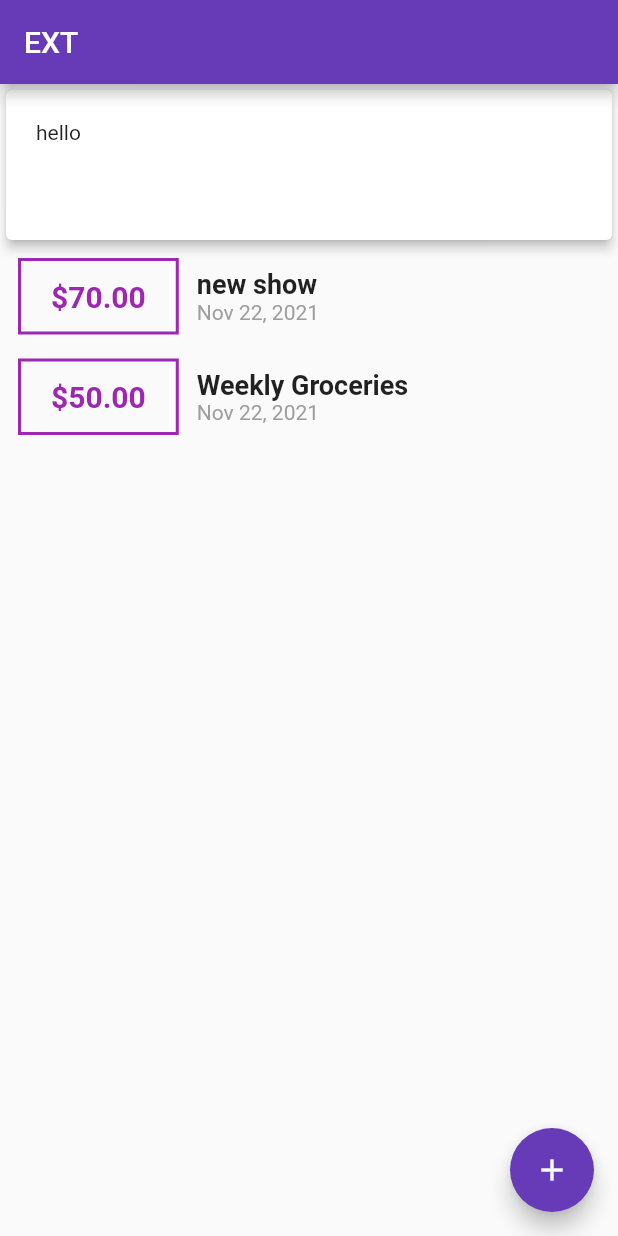
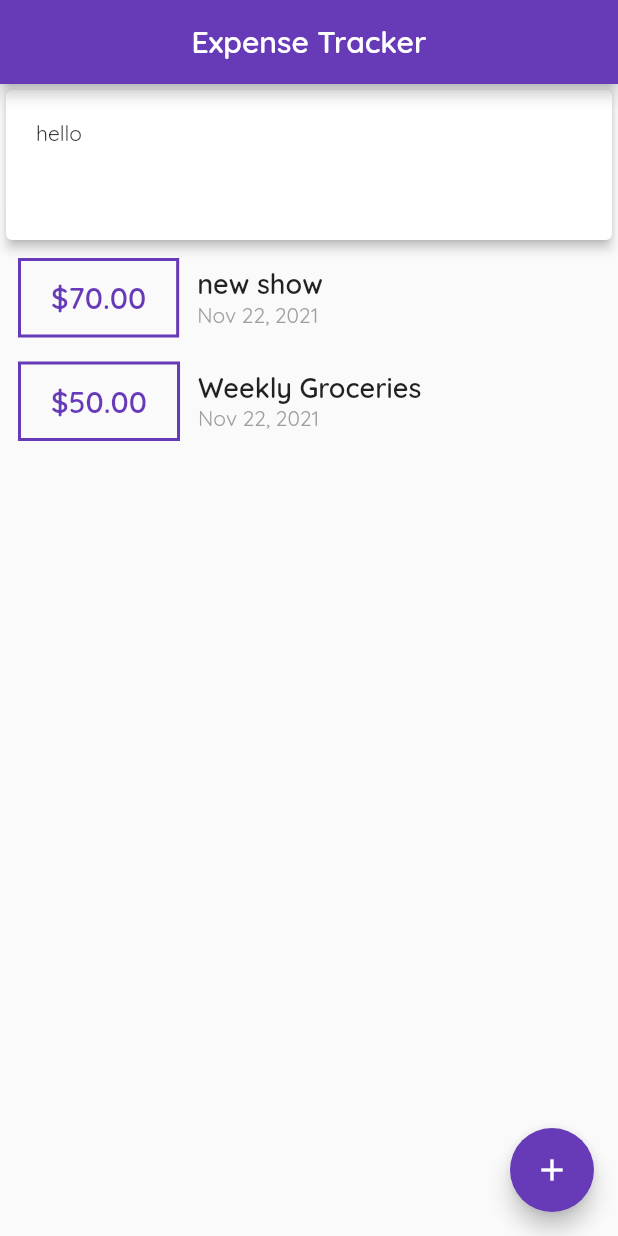
Before and after one commit to hasansujon786/flutter-expense-tracker, a Flutter app: the screen it shows after launch, on a phone screen of 412 x 824 dp. Run offline on Flutter 3.47's test engine with Material 2 defaults, Android fonts, the phone set to English and light mode, and no system bars.

Commit message:
add quicksand font

```diff
--- a/lib/main.dart
+++ b/lib/main.dart
@@ -11,11 +11,20 @@ class MyApp extends StatelessWidget {
   @override
   Widget build(BuildContext context) {
     return MaterialApp(
-      title: 'Flutter Demo',
+      title: 'Expense Tracker',
       theme: ThemeData(
         primarySwatch: Colors.deepPurple,
+        fontFamily: 'quicksand',
+        appBarTheme: const AppBarTheme(
+          centerTitle: true,
+          titleTextStyle: TextStyle(
+            fontWeight: FontWeight.bold,
+            fontSize: 20,
+            fontFamily: 'quicksand',
+          ),
+        ),
       ),
-      home: const HomeScreen(title: 'EXT'),
+      home: const HomeScreen(title: 'Expense Tracker'),
     );
   }
 }
--- a/lib/widgets/transaction_list.dart
+++ b/lib/widgets/transaction_list.dart
@@ -34,12 +34,16 @@ class TransactionListItem extends StatelessWidget {
         Container(
           margin: const EdgeInsets.symmetric(horizontal: 12, vertical: 8),
           padding: const EdgeInsets.symmetric(vertical: 12, horizontal: 20),
-          decoration:
-              BoxDecoration(border: Border.all(width: 2, color: Colors.purple)),
+          decoration: BoxDecoration(
+            border: Border.all(
+              width: 2,
+              color: Theme.of(context).primaryColor,
+            ),
+          ),
           child: Text(
             '\$${transaction.amount.toStringAsFixed(2)}',
-            style: const TextStyle(
-                color: Colors.purple,
+            style: TextStyle(
+                color: Theme.of(context).primaryColor,
                 fontSize: 20,
                 fontWeight: FontWeight.bold),
           ),
```
Also changed, not shown: pubspec.yaml (+6 -14 lines), assets/fonts/Quicksand-Bold.ttf (added), assets/fonts/Quicksand-Light.ttf (added), assets/fonts/Quicksand-Medium.ttf (added), assets/fonts/Quicksand-Regular.ttf (added), assets/fonts/Quicksand-SemiBold.ttf (added).
